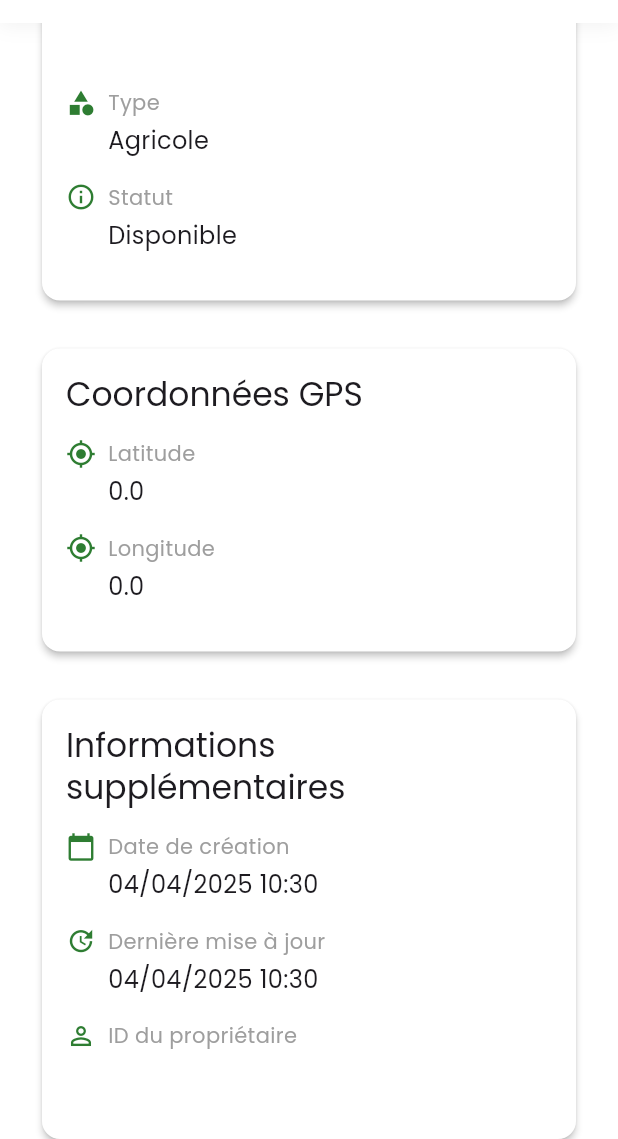
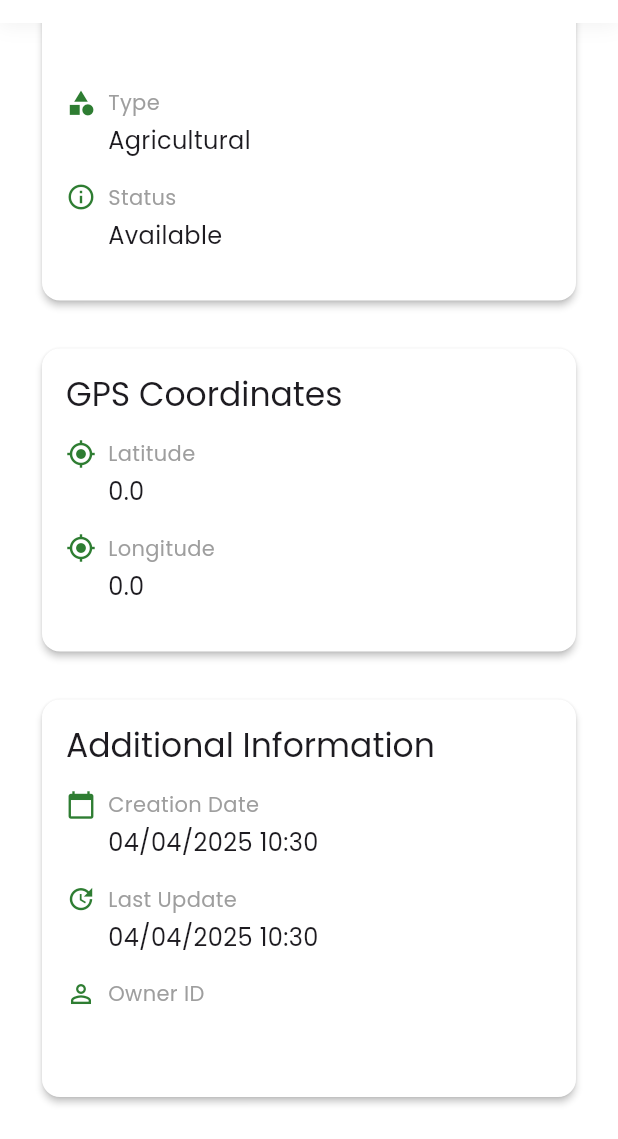
Before and after one commit to dalikhouaja008/frontoffice, a Flutter app: the LandDetailsScreen screen opened directly with empty values, scrolled down 540 dp, on a phone screen of 412 x 824 dp, the part 97-1236 px from its top. Run offline on Flutter 3.47's test engine with Material 3 defaults, Android fonts, the phone set to English and light mode, and no system bars; our stand-ins replace bloc, dartz, device_info_plus, equatable, flutter_bloc, flutter_secure_storage and 7 more; missing offline and left inert: dart:html, universal_html; accounts and stored records are empty; network calls fail; project files that could hold a hidden picture were left out.

```diff
--- a/lib/features/auth/presentation/bloc/lands/land_event.dart
+++ b/lib/features/auth/presentation/bloc/lands/land_event.dart
@@ -14,3 +14,26 @@ class NavigateToLandDetails extends LandEvent {
   final Land land;
   NavigateToLandDetails(this.land);
 }
+
+class FilterLands extends LandEvent {
+  final Map<String, dynamic> filters;
+
+  FilterLands(this.filters);
+}
+
+class ApplyFilters extends LandEvent {
+  final Set<LandType> selectedTypes;
+  final Set<LandStatus> selectedStatuses;
+  final RangeValues priceRange;
+  final String searchQuery;
+  final String sortBy;
+
+  ApplyFilters({
+    required this.selectedTypes,
+    required this.selectedStatuses,
+    required this.priceRange,
+    required this.searchQuery,
+    required this.sortBy,
+  });
+
+}
--- a/lib/features/auth/presentation/pages/land_detail_screen.dart
+++ b/lib/features/auth/presentation/pages/land_detail_screen.dart
@@ -21,14 +21,14 @@ class _LandDetailsScreenState extends State<LandDetailsScreen> {
   Widget build(BuildContext context) {
     return WillPopScope(
       onWillPop: () async {
-        // Recharger les terrains avant de retourner à la page précédente
+        // Reload lands before returning to previous page
         context.read<LandBloc>().add(LoadLands());
         return true;
       },
       child: Scaffold(
         body: Column(
           children: [
-            // Même barre de navigation que l'écran invest
+            // Same navigation bar as invest screen
             const AppNavBar(
               currentRoute: '/invest',
             ),
@@ -37,7 +37,7 @@ class _LandDetailsScreenState extends State<LandDetailsScreen> {
                 child: Column(
                   crossAxisAlignment: CrossAxisAlignment.start,
                   children: [
-                    // Image Section avec bouton retour
+                    // Image Section with back button
                     Stack(
                       children: [
                         Container(
@@ -58,7 +58,7 @@ class _LandDetailsScreenState extends State<LandDetailsScreen> {
                             },
                           ),
                         ),
-                        // Bouton retour
+                        // Back button
                         Positioned(
                           top: 20,
                           left: 20,
@@ -70,7 +70,6 @@ class _LandDetailsScreenState extends State<LandDetailsScreen> {
                             child: IconButton(
                               icon: const Icon(Icons.arrow_back),
                               onPressed: () {
-                                // Recharger les terrains avant de retourner
                                 context.read<LandBloc>().add(LoadLands());
                                 Navigator.pop(context);
                               },
@@ -85,20 +84,13 @@ class _LandDetailsScreenState extends State<LandDetailsScreen> {
                       child: Column(
                         crossAxisAlignment: CrossAxisAlignment.start,
                         children: [
-                          // En-tête avec titre et prix
                           _buildHeaderSection(context),
                           const SizedBox(height: 24),
-
-                          // Informations principales
                           _buildMainInfoSection(context),
                           const SizedBox(height: 24),
-
-                          // Localisation
                           if (widget.land.latitude != null && widget.land.longitude != null)
                             _buildLocationSection(context),
                           const SizedBox(height: 24),
-
-                          // Détails supplémentaires
                           _buildAdditionalInfoSection(context),
                         ],
                       ),
@@ -129,7 +121,7 @@ class _LandDetailsScreenState extends State<LandDetailsScreen> {
             ),
             const SizedBox(height: 8),
             Text(
-              '${NumberFormat.currency(locale: 'fr_TN', symbol: 'TND').format(widget.land.price)}',
+              NumberFormat.currency(locale: 'en_US', symbol: '\D''\T').format(widget.land.price),
               style: Theme.of(context).textTheme.titleLarge?.copyWith(
                     color: AppColors.primary,
                     fontWeight: FontWeight.bold,
@@ -150,24 +142,24 @@ class _LandDetailsScreenState extends State<LandDetailsScreen> {
           crossAxisAlignment: CrossAxisAlignment.start,
           children: [
             Text(
-              'Informations principales',
+              'Main Information',
               style: Theme.of(context).textTheme.titleLarge,
             ),
             const SizedBox(height: 16),
             _buildInfoRow(
               Icons.location_on,
-              'Emplacement',
+              'Location',
               widget.land.location,
             ),
             _buildInfoRow(
               Icons.category,
               'Type',
-              _getTypeInFrench(widget.land.type),
+              _getTypeInEnglish(widget.land.type),
             ),
             _buildInfoRow(
               Icons.info_outline,
-              'Statut',
-              _getStatusInFrench(widget.land.status),
+              'Status',
+              _getStatusInEnglish(widget.land.status),
             ),
             if (widget.land.description != null && widget.land.description!.isNotEmpty)
               _buildInfoRow(
@@ -190,7 +182,7 @@ class _LandDetailsScreenState extends State<LandDetailsScreen> {
           crossAxisAlignment: CrossAxisAlignment.start,
           children: [
             Text(
-              'Coordonnées GPS',
+              'GPS Coordinates',
               style: Theme.of(context).textTheme.titleLarge,
             ),
             const SizedBox(height: 16),
@@ -219,23 +211,23 @@ class _LandDetailsScreenState extends State<LandDetailsScreen> {
           crossAxisAlignment: CrossAxisAlignment.start,
           children: [
             Text(
-              'Informations supplémentaires',
+              'Additional Information',
               style: Theme.of(context).textTheme.titleLarge,
             ),
             const SizedBox(height: 16),
             _buildInfoRow(
               Icons.calendar_today,
-              'Date de création',
+              'Creation Date',
               _formatDate(widget.land.createdAt),
             ),
             _buildInfoRow(
               Icons.update,
-              'Dernière mise à jour',
+              'Last Update',
               _formatDate(widget.land.updatedAt),
             ),
             _buildInfoRow(
               Icons.person_outline,
-              'ID du propriétaire',
+              'Owner ID',
               widget.land.ownerId,
             ),
           ],
@@ -279,30 +271,30 @@ class _LandDetailsScreenState extends State<LandDetailsScreen> {
   }
 
   String _formatDate(DateTime date) {
-    return DateFormat('dd/MM/yyyy HH:mm').format(date);
+    return DateFormat('MM/dd/yyyy HH:mm').format(date);
   }
 
-  String _getTypeInFrench(LandType type) {
+  String _getTypeInEnglish(LandType type) {
     switch (type) {
       case LandType.AGRICULTURAL:
-        return 'Agricole';
+        return 'Agricultural';
       case LandType.RESIDENTIAL:
-        return 'Résidentiel';
+        return 'Residential';
       case LandType.INDUSTRIAL:
-        return 'Industriel';
+        return 'Industrial';
       case LandType.COMMERCIAL:
         return 'Commercial';
     }
   }
 
-  String _getStatusInFrench(LandStatus status) {
+  String _getStatusInEnglish(LandStatus status) {
     switch (status) {
       case LandStatus.AVAILABLE:
-        return 'Disponible';
+        return 'Available';
       case LandStatus.PENDING:
-        return 'En attente';
+        return 'Pending';
       case LandStatus.SOLD:
-        return 'Vendu';
+        return 'Sold';
     }
   }
 }
```
Also changed, not shown: lib/features/auth/presentation/bloc/lands/land_bloc.dart (+120 -0 lines), lib/features/auth/presentation/pages/investments/invest_page.dart (+32 -58 lines), lib/features/auth/presentation/widgets/invest_filters.dart (added, +329 -0 lines).
